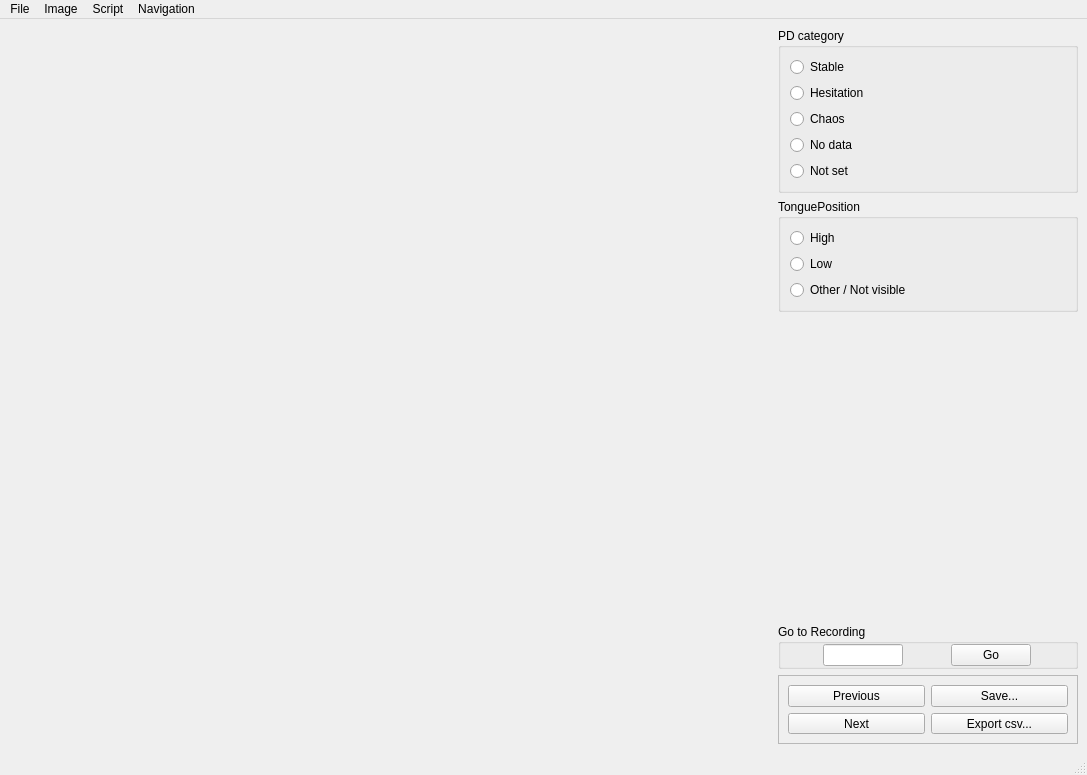
giuthas/satkit, file satkit/qt_annotator.ui: the form before one commit.
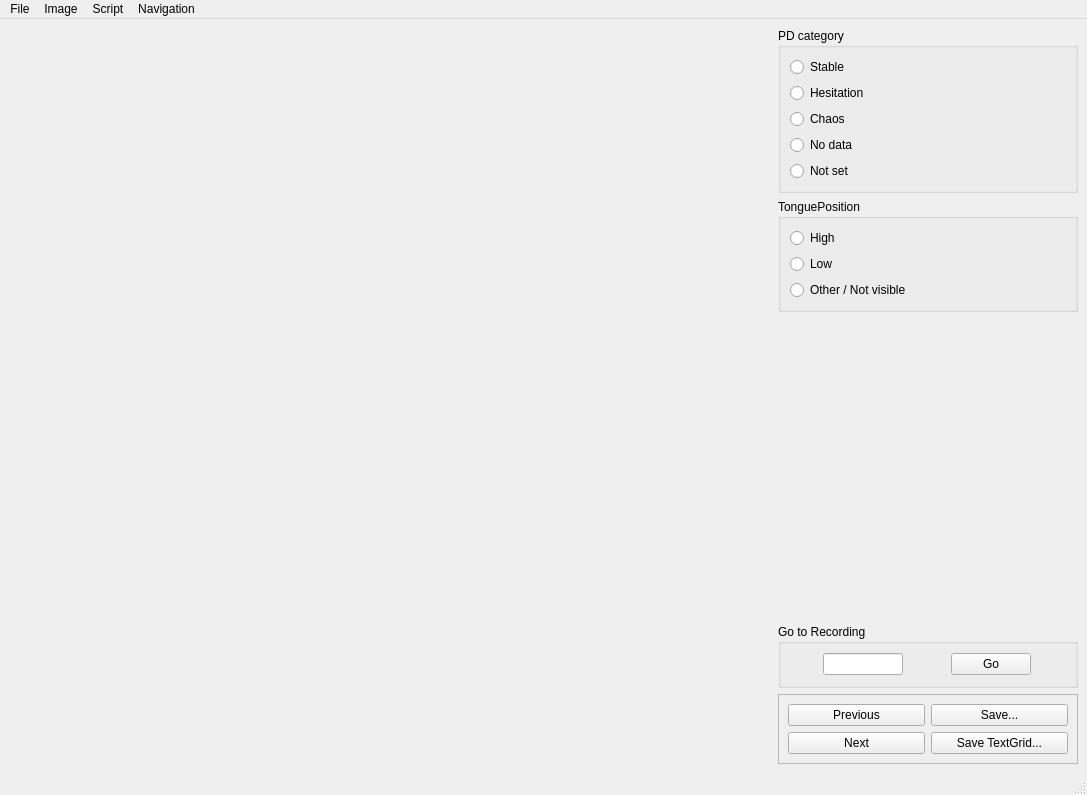
The form after the commit.

Commit message: Fixed an error in TextGrid saving.

What changed in the file:
```diff
--- a/satkit/qt_annotator.ui
+++ b/satkit/qt_annotator.ui
@@ -7,7 +7,7 @@
     <x>0</x>
     <y>0</y>
     <width>1087</width>
-    <height>775</height>
+    <height>795</height>
    </rect>
   </property>
   <property name="focusPolicy">
@@ -316,7 +316,7 @@
           <item row="1" column="1">
            <widget class="QPushButton" name="exportButton">
             <property name="text">
-             <string>Export csv...</string>
+             <string>Save TextGrid...</string>
             </property>
            </widget>
           </item>
```
Left out of the diff: 2 changed lines with no effect on the pictures. The commit also changes 1 other file.
